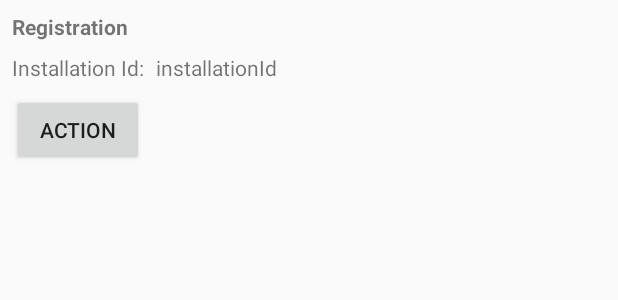
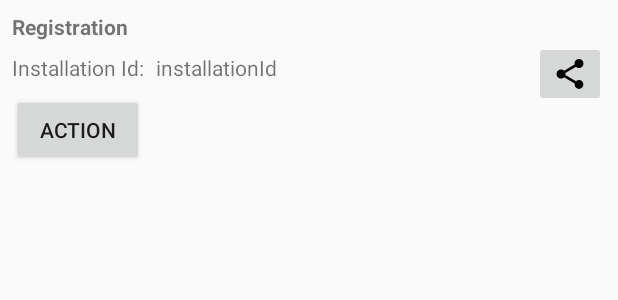
Before and after one commit to PRosenb/ArduinoPushNotification, an Android app: the layout activity_main.xml on its own in the app's theme, with its tools: preview values and no code run, on a phone screen of 412 x 824 dp. Shown: the top 300 px of the screen. Run offline under Robolectric (Android 15) with nearby library versions, the phone set to English and light mode, and no system bars.

Commit message:
add share button

```diff
--- a/app/src/main/java/ch/pete/arduinopushnotification/view/MainView.kt
+++ b/app/src/main/java/ch/pete/arduinopushnotification/view/MainView.kt
@@ -4,4 +4,7 @@
     fun updateActionButton(actionText: String)
     fun disableActionButton()
     fun enableActionButton()
+
+    var shareVisible: Boolean
+    fun shareText(text: String)
 }
--- /dev/null
+++ b/app/src/main/res/drawable/ic_baseline_share_24px.xml
@@ -0,0 +1,9 @@
+<vector xmlns:android="http://schemas.android.com/apk/res/android"
+    android:width="24dp"
+    android:height="24dp"
+    android:viewportWidth="24"
+    android:viewportHeight="24">
+    <path
+        android:fillColor="#FF000000"
+        android:pathData="M18,16.08c-0.76,0 -1.44,0.3 -1.96,0.77L8.91,12.7c0.05,-0.23 0.09,-0.46 0.09,-0.7s-0.04,-0.47 -0.09,-0.7l7.05,-4.11c0.54,0.5 1.25,0.81 2.04,0.81 1.66,0 3,-1.34 3,-3s-1.34,-3 -3,-3 -3,1.34 -3,3c0,0.24 0.04,0.47 0.09,0.7L8.04,9.81C7.5,9.31 6.79,9 6,9c-1.66,0 -3,1.34 -3,3s1.34,3 3,3c0.79,0 1.5,-0.31 2.04,-0.81l7.12,4.16c-0.05,0.21 -0.08,0.43 -0.08,0.65 0,1.61 1.31,2.92 2.92,2.92 1.61,0 2.92,-1.31 2.92,-2.92s-1.31,-2.92 -2.92,-2.92z" />
+</vector>
--- a/app/src/main/res/layout/activity_main.xml
+++ b/app/src/main/res/layout/activity_main.xml
@@ -8,14 +8,17 @@
 
     <TextView
         android:id="@+id/installationId"
-            android:layout_width="wrap_content"
+        android:layout_width="0dp"
         android:layout_height="wrap_content"
         android:layout_marginStart="8dp"
         android:layout_marginTop="8dp"
+        android:layout_marginEnd="8dp"
         android:textIsSelectable="true"
+        app:layout_constraintEnd_toStartOf="@+id/share"
+        app:layout_constraintHorizontal_bias="0.0"
         app:layout_constraintStart_toEndOf="@+id/barrier"
         app:layout_constraintTop_toBottomOf="@+id/titleRegistration"
-            tools:text="installationId"/>
+        tools:text="installationId" />
 
     <Button
         android:id="@+id/action"
@@ -25,7 +28,7 @@
         android:layout_marginTop="8dp"
         app:layout_constraintStart_toStartOf="parent"
         app:layout_constraintTop_toBottomOf="@+id/installationId"
-            tools:text="Action"/>
+        tools:text="Action" />
 
     <TextView
         android:id="@+id/titleRegistrationId"
@@ -35,7 +38,7 @@
         android:layout_marginTop="8dp"
         android:text="@string/installation_id"
         app:layout_constraintStart_toStartOf="parent"
-            app:layout_constraintTop_toBottomOf="@+id/titleRegistration"/>
+        app:layout_constraintTop_toBottomOf="@+id/titleRegistration" />
 
     <androidx.constraintlayout.widget.Barrier
         android:id="@+id/barrier"
@@ -44,7 +47,7 @@
         app:barrierDirection="right"
         app:constraint_referenced_ids="titleRegistrationId"
         tools:layout_editor_absoluteX="98dp"
-            tools:layout_editor_absoluteY="16dp"/>
+        tools:layout_editor_absoluteY="16dp" />
 
     <TextView
         android:id="@+id/titleRegistration"
@@ -55,5 +58,15 @@
         android:text="@string/registration"
         android:textStyle="bold"
         app:layout_constraintStart_toStartOf="parent"
-            app:layout_constraintTop_toTopOf="parent"/>
+        app:layout_constraintTop_toTopOf="parent" />
+
+    <ImageButton
+        android:id="@+id/share"
+        android:layout_width="wrap_content"
+        android:layout_height="wrap_content"
+        android:layout_marginEnd="8dp"
+        app:layout_constraintEnd_toEndOf="parent"
+        app:layout_constraintTop_toBottomOf="@+id/titleRegistration"
+        app:srcCompat="@drawable/ic_baseline_share_24px" />
+
 </androidx.constraintlayout.widget.ConstraintLayout>
```
Also changed, not shown: app/src/main/java/ch/pete/arduinopushnotification/view/MainActivity.kt (+20 -0 lines), app/src/main/java/ch/pete/arduinopushnotification/viewmodel/MainViewModel.kt (+7 -0 lines). Lines whose indentation alone changed are shown as unchanged.
